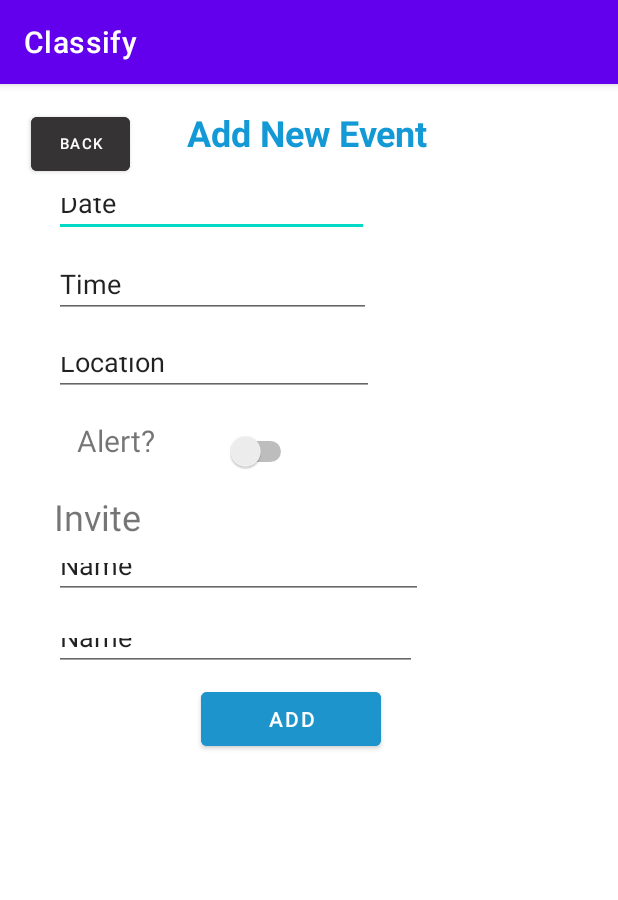
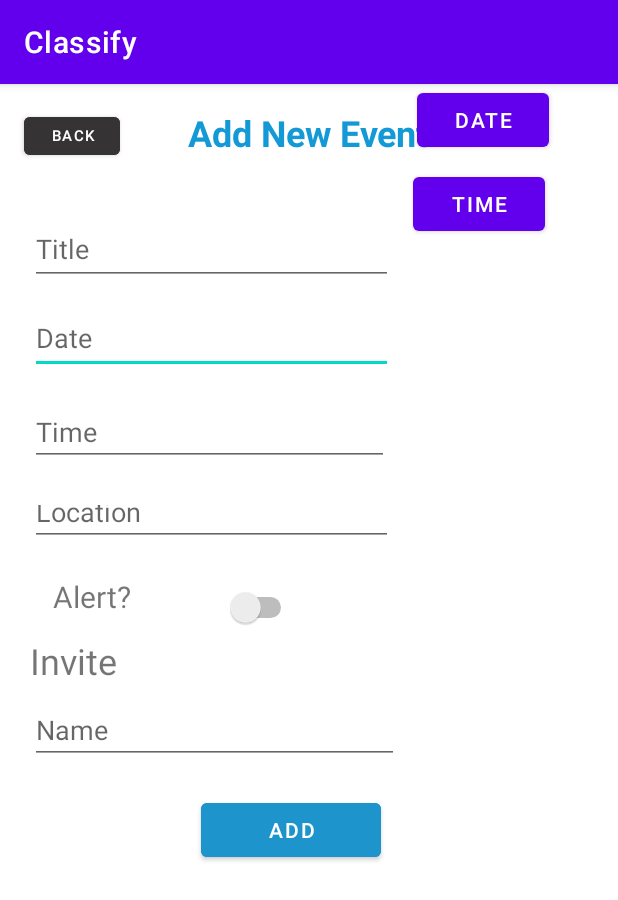
Before and after one commit to ekane11/ClassifyHomescreen, an Android app: the AddEventActivity screen opened directly, with no data from a screen before it, on a phone screen of 412 x 824 dp. Shown: the top 900 px of the screen. Run offline under Robolectric (Android 15) with nearby library versions, the phone set to English and light mode, and no system bars.

Commit message:
date field box working

```diff
--- a/app/src/main/AndroidManifest.xml
+++ b/app/src/main/AndroidManifest.xml
@@ -25,7 +25,7 @@
             android:name=".AddEventActivity"
             android:exported="false" />
         <activity
-            android:name=".Calendar"
+            android:name=".ClassifyCalendar"
             android:exported="true" />
         <activity
             android:name=".Dashboard"
--- a/app/src/main/java/com/example/classifyhomescreen/AddEventActivity.java
+++ b/app/src/main/java/com/example/classifyhomescreen/AddEventActivity.java
@@ -2,33 +2,71 @@ package com.example.classifyhomescreen;
 
 
 import androidx.appcompat.app.AppCompatActivity;
+import androidx.fragment.app.DialogFragment;
 
+import android.app.DatePickerDialog;
 import android.content.Context;
 import android.content.Intent;
 import android.content.SharedPreferences;
 import android.database.sqlite.SQLiteDatabase;
 import android.os.Bundle;
+import android.text.InputType;
 import android.view.View;
+import android.widget.Button;
+import android.widget.DatePicker;
 import android.widget.EditText;
 
 import java.text.DateFormat;
 import java.text.SimpleDateFormat;
+import java.util.Calendar;
 import java.util.Date;
 
 public class AddEventActivity extends AppCompatActivity {
 
     private int noteid = -1;
+    DatePickerDialog picker;
+    Button date_button;
+    EditText dateText;
+    EditText locationText;
 
     @Override
     protected void onCreate(Bundle savedInstanceState) {
         super.onCreate(savedInstanceState);
         setContentView(R.layout.activity_add_event);
 
-        EditText dateText = (EditText) findViewById(R.id.dateText);
-        EditText locationText = (EditText) findViewById(R.id.locationText);
+
         Intent intent = getIntent();
         noteid = intent.getIntExtra("noteid", -1);
         String str = intent.getStringExtra("type");
+
+        dateText = (EditText) findViewById(R.id.dateText);
+        locationText = (EditText) findViewById(R.id.locationText);
+        dateText.setInputType(InputType.TYPE_NULL);
+
+        dateText.setOnClickListener(new View.OnClickListener() {
+            @Override
+            public void onClick(View v) {
+                final Calendar cldr = Calendar.getInstance();
+                int day = cldr.get(Calendar.DAY_OF_MONTH);
+                int month = cldr.get(Calendar.MONTH);
+                int year = cldr.get(Calendar.YEAR);
+                // date picker dialog
+                picker = new DatePickerDialog(AddEventActivity.this, new DatePickerDialog.OnDateSetListener() {
+                            @Override
+                            public void onDateSet(DatePicker view, int year, int monthOfYear, int dayOfMonth) {
+                                dateText.setText(dayOfMonth + "/" + (monthOfYear + 1) + "/" + year);
+                            }
+                        }, year, month, day);
+                picker.show();
+            }
+        });
+        /*date_button =(Button)findViewById(R.id.dateButton);
+        btnGet.setOnClickListener(new View.OnClickListener() {
+            @Override
+            public void onClick(View v) {
+                tvw.setText("Selected Date: "+ eText.getText());
+            }
+        });*/
 
         if(noteid != -1) {
             if(str.equals("work")) {
@@ -72,4 +110,12 @@ public class AddEventActivity extends AppCompatActivity {
     public void onBack(View v) {
         finish();
     }
+
+    public void onDate(View v) {
+        DialogFragment newFragment = new DatePickerFragment();
+        newFragment.show(getSupportFragmentManager(), "datepicker");
+    }
+    public void onTime(View v) {
+
+    }
 }
--- a/app/src/main/java/com/example/classifyhomescreen/Calendar.java
+++ b/app/src/main/java/com/example/classifyhomescreen/ClassifyCalendar.java
@@ -7,7 +7,7 @@ import android.os.Bundle;
 
 import com.google.android.material.bottomnavigation.BottomNavigationView;
 
-public class Calendar extends AppCompatActivity {
+public class ClassifyCalendar extends AppCompatActivity {
 
     @Override
     protected void onCreate(Bundle savedInstanceState) {
--- a/app/src/main/java/com/example/classifyhomescreen/Dashboard.java
+++ b/app/src/main/java/com/example/classifyhomescreen/Dashboard.java
@@ -31,7 +31,7 @@ public class Dashboard extends AppCompatActivity {
                     return true;
                 case R.id.calendar:
                     startActivity(new Intent(getApplicationContext()
-                            ,Calendar.class));
+                            , ClassifyCalendar.class));
                     overridePendingTransition(0,0);
                     return true;
             }
--- a/app/src/main/java/com/example/classifyhomescreen/Home.java
+++ b/app/src/main/java/com/example/classifyhomescreen/Home.java
@@ -34,7 +34,7 @@ public class Home extends AppCompatActivity {
                     return true;
                 case R.id.calendar:
                     startActivity(new Intent(getApplicationContext()
-                            ,Calendar.class));
+                            , ClassifyCalendar.class));
                     overridePendingTransition(0,0);
                     return true;
             }
--- a/app/src/main/java/com/example/classifyhomescreen/WorkEventsActivity.java
+++ b/app/src/main/java/com/example/classifyhomescreen/WorkEventsActivity.java
@@ -46,8 +46,9 @@ public class WorkEventsActivity extends AppCompatActivity {
                 startActivity(intent);
             }
         });
+    }
 
-    }
+
 
     public void onAddButtonClick(View v) {
         Intent intent = new Intent(getApplicationContext(), AddEventActivity.class);
--- a/app/src/main/res/layout/activity_add_event.xml
+++ b/app/src/main/res/layout/activity_add_event.xml
@@ -17,46 +17,46 @@
         android:textSize="24dp"
         android:textStyle="bold"
         app:layout_constraintEnd_toEndOf="parent"
-        app:layout_constraintHorizontal_bias="0.495"
+        app:layout_constraintHorizontal_bias="0.497"
         app:layout_constraintStart_toStartOf="parent"
         app:layout_constraintTop_toTopOf="parent" />
 
     <EditText
         android:id="@+id/dateText"
-        android:layout_width="210dp"
-        android:layout_height="36dp"
-        android:layout_marginStart="36dp"
+        android:layout_width="242dp"
+        android:layout_height="47dp"
+        android:layout_marginStart="20dp"
         android:layout_marginTop="12dp"
         android:ems="10"
+        android:hint="Date"
         android:inputType="textPersonName"
         android:minHeight="48dp"
-        android:text="Date"
         app:layout_constraintStart_toStartOf="parent"
-        app:layout_constraintTop_toBottomOf="@+id/textView2" />
+        app:layout_constraintTop_toBottomOf="@+id/editTextTextPersonName" />
 
     <EditText
         android:id="@+id/editTextTextPersonName2"
-        android:layout_width="211dp"
-        android:layout_height="42dp"
-        android:layout_marginStart="36dp"
-        android:layout_marginTop="12dp"
+        android:layout_width="239dp"
+        android:layout_height="41dp"
+        android:layout_marginStart="20dp"
+        android:layout_marginTop="20dp"
         android:ems="10"
+        android:hint="Time"
         android:inputType="textPersonName"
         android:minHeight="48dp"
-        android:text="Time"
         app:layout_constraintStart_toStartOf="parent"
         app:layout_constraintTop_toBottomOf="@+id/dateText" />
 
     <EditText
         android:id="@+id/locationText"
-        android:layout_width="213dp"
-        android:layout_height="36dp"
-        android:layout_marginStart="36dp"
+        android:layout_width="242dp"
+        android:layout_height="37dp"
+        android:layout_marginStart="20dp"
         android:layout_marginTop="16dp"
         android:ems="10"
+        android:hint="Location"
         android:inputType="textPersonName"
         android:minHeight="48dp"
-        android:text="Location"
         app:layout_constraintStart_toStartOf="parent"
         app:layout_constraintTop_toBottomOf="@+id/editTextTextPersonName2" />
 
@@ -64,8 +64,8 @@
         android:id="@+id/textView3"
         android:layout_width="82dp"
         android:layout_height="28dp"
-        android:layout_marginStart="36dp"
-        android:layout_marginTop="16dp"
+        android:layout_marginStart="20dp"
+        android:layout_marginTop="20dp"
         android:text="Alert?"
         android:textAlignment="center"
         android:textSize="20sp"
@@ -76,8 +76,8 @@
         android:id="@+id/switch1"
         android:layout_width="64dp"
         android:layout_height="41dp"
-        android:layout_marginStart="16dp"
-        android:layout_marginTop="16dp"
+        android:layout_marginStart="32dp"
+        android:layout_marginTop="20dp"
         app:layout_constraintStart_toEndOf="@+id/textView3"
         app:layout_constraintTop_toBottomOf="@+id/locationText" />
 
@@ -85,8 +85,8 @@
         android:id="@+id/textView4"
         android:layout_width="137dp"
         android:layout_height="33dp"
-        android:layout_marginStart="36dp"
-        android:layout_marginTop="20dp"
+        android:layout_marginStart="20dp"
+        android:layout_marginTop="12dp"
         android:text="Invite Others?"
         android:textSize="24sp"
         app:layout_constraintStart_toStartOf="parent"
@@ -95,54 +95,72 @@
     <EditText
         android:id="@+id/editTextTextPersonName4"
         android:layout_width="246dp"
-        android:layout_height="34dp"
-        android:layout_marginStart="36dp"
-        android:layout_marginTop="4dp"
+        android:layout_height="40dp"
+        android:layout_marginStart="20dp"
+        android:layout_marginTop="12dp"
         android:ems="10"
+        android:hint="Name"
         android:inputType="textPersonName"
         android:minHeight="48dp"
-        android:text="Name"
         app:layout_constraintStart_toStartOf="parent"
         app:layout_constraintTop_toBottomOf="@+id/textView4" />
-
-    <EditText
-        android:id="@+id/editTextTextPersonName5"
-        android:layout_width="242dp"
-        android:layout_height="32dp"
-        android:layout_marginStart="36dp"
-        android:layout_marginTop="16dp"
-        android:ems="10"
-        android:inputType="textPersonName"
-        android:minHeight="48dp"
-        android:text="Name"
-        app:layout_constraintStart_toStartOf="parent"
-        app:layout_constraintTop_toBottomOf="@+id/editTextTextPersonName4" />
 
     <Button
         android:id="@+id/button"
         android:layout_width="120dp"
         android:layout_height="48dp"
-        android:layout_marginTop="8dp"
+        android:layout_marginTop="20dp"
         android:backgroundTint="#1D95CC"
         android:onClick="onButtonClick"
         android:text="Add"
         app:layout_constraintEnd_toEndOf="parent"
         app:layout_constraintHorizontal_bias="0.46"
         app:layout_constraintStart_toStartOf="parent"
-        app:layout_constraintTop_toBottomOf="@+id/editTextTextPersonName5" />
+        app:layout_constraintTop_toBottomOf="@+id/editTextTextPersonName4" />
 
     <Button
         android:id="@+id/button3"
-        android:layout_width="66dp"
-        android:layout_height="48dp"
+        android:layout_width="64dp"
+        android:layout_height="37dp"
+        android:layout_marginStart="16dp"
         android:layout_marginTop="16dp"
-        android:layout_marginEnd="16dp"
         android:backgroundTint="#353333"
         android:onClick="onBack"
         android:text="Back"
         android:textSize="10sp"
         app:iconPadding="6dp"
-        app:layout_constraintEnd_toStartOf="@+id/textView2"
+        app:layout_constraintStart_toStartOf="parent"
         app:layout_constraintTop_toTopOf="parent" />
 
+    <EditText
+        android:id="@+id/editTextTextPersonName"
+        android:layout_width="242dp"
+        android:layout_height="48dp"
+        android:layout_marginStart="20dp"
+        android:layout_marginTop="32dp"
+        android:ems="10"
+        android:hint="Title"
+        android:inputType="textPersonName"
+        app:layout_constraintStart_toStartOf="parent"
+        app:layout_constraintTop_toBottomOf="@+id/textView2" />
+
+    <Button
+        android:id="@+id/timeButton"
+        android:layout_width="wrap_content"
+        android:layout_height="wrap_content"
+        android:layout_marginStart="16dp"
+        android:layout_marginTop="8dp"
+        android:text="Time"
+        app:layout_constraintStart_toEndOf="@+id/editTextTextPersonName2"
+        app:layout_constraintTop_toBottomOf="@+id/dateButton" />
+
+    <Button
+        android:id="@+id/dateButton"
+        android:layout_width="wrap_content"
+        android:layout_height="wrap_content"
+        android:layout_marginStart="16dp"
+        android:text="Date"
+        app:layout_constraintStart_toEndOf="@+id/dateText"
+        tools:layout_editor_absoluteY="138dp" />
+
 </androidx.constraintlayout.widget.ConstraintLayout>
--- a/app/src/main/res/layout/activity_calendar.xml
+++ b/app/src/main/res/layout/activity_calendar.xml
@@ -5,7 +5,7 @@
     xmlns:tools="http://schemas.android.com/tools"
     android:layout_width="match_parent"
     android:layout_height="match_parent"
-    tools:context=".Calendar">
+    tools:context=".ClassifyCalendar">
 
     <com.google.android.material.bottomnavigation.BottomNavigationView
         android:layout_width="match_parent"
```
Also changed, not shown: app/src/main/java/com/example/classifyhomescreen/DatePickerFragment.java (added, +37 -0 lines).
